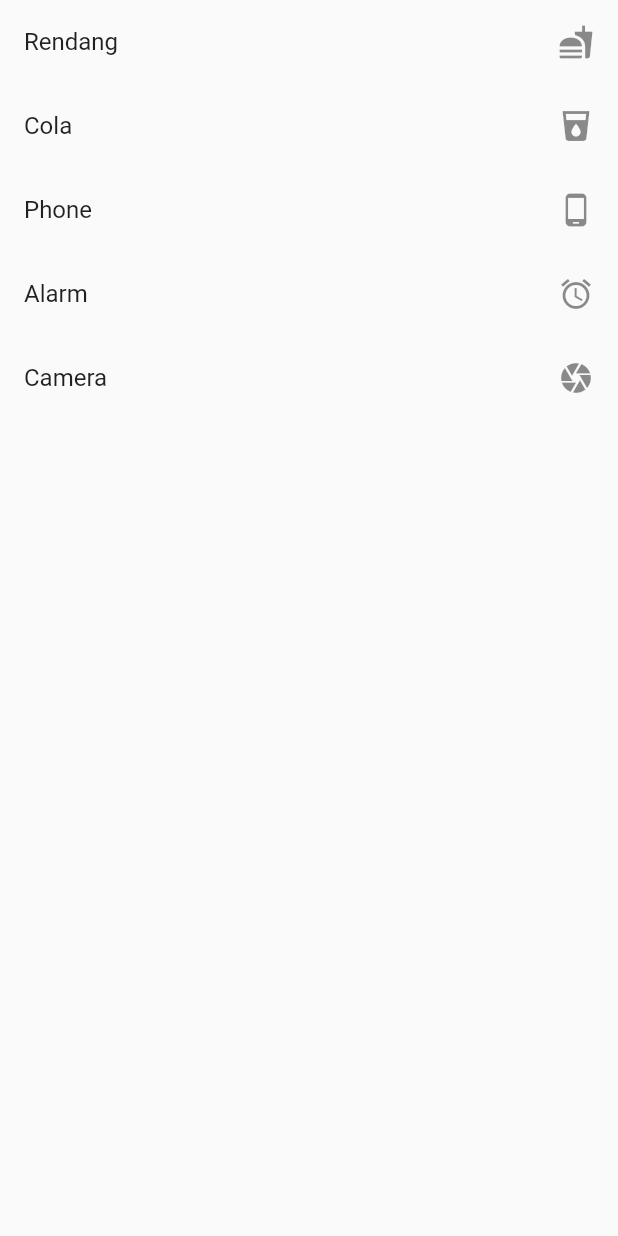
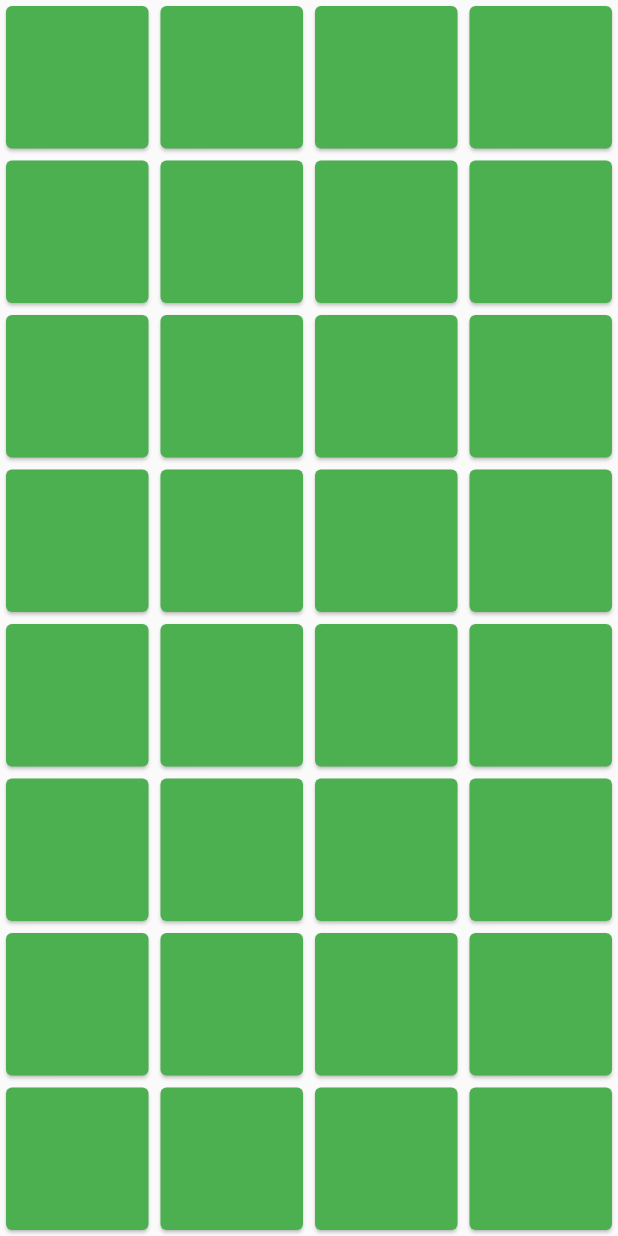
Before and after one commit to ganargatul/flutter-simple, a Flutter app: the screen it shows after launch, on a phone screen of 412 x 824 dp. Run offline on Flutter 3.47's test engine with Material 2 defaults, Android fonts, the phone set to English and light mode, and no system bars.

Commit message:
add gridview

```diff
--- a/lib/main.dart
+++ b/lib/main.dart
@@ -22,7 +22,7 @@ class MyApp extends StatelessWidget {
         // is not restarted.
         primarySwatch: Colors.blue,
       ),
-      home: PageList(),debugShowCheckedModeBanner: false,
+      home: PageGridView(),debugShowCheckedModeBanner: false,
     );
   }
 }
@@ -194,3 +194,40 @@ class PageList extends StatelessWidget {
     );
   }
 }
+
+class PageGridView extends StatefulWidget {
+  @override
+  _PageGridViewState createState() => _PageGridViewState();
+}
+
+class _PageGridViewState extends State<PageGridView> {
+
+  List<int> itemgrid=new List();
+
+  @override
+  void initState() {
+    // TODO: implement initState
+    super.initState();
+    for(int i=0;i<30;i++){
+      itemgrid.add(i);
+    }
+  }
+  @override
+  Widget build(BuildContext context) {
+    return Scaffold(
+      body: new GridView.builder(
+        gridDelegate: new SliverGridDelegateWithFixedCrossAxisCount(
+          crossAxisCount: 4,
+        ),
+        itemBuilder: (BuildContext context,int index){
+          return new Card(
+            color: Colors.green,
+            child: Padding(
+              padding: const EdgeInsets.all(25),
+            ),
+          );
+        },
+      )
+    );
+  }
+}
```
